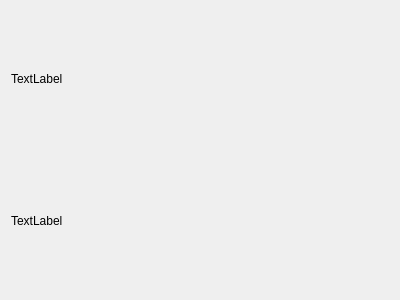
This is Source/DialogConfigurationHelp.ui in lreyesm/NEOWizard as Qt 5 draws it before an edit. The edited form follows.
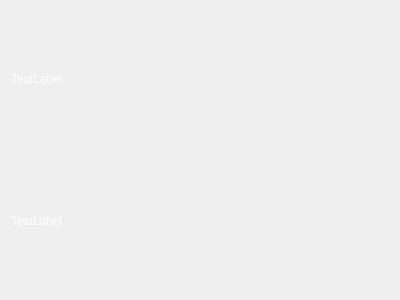
This is the edited form.

```diff
--- a/Source/DialogConfigurationHelp.ui
+++ b/Source/DialogConfigurationHelp.ui
@@ -19,6 +19,10 @@
   <layout class="QVBoxLayout" name="verticalLayout">
    <item>
     <widget class="QLabel" name="label_HelpTextHolder">
+     <property name="styleSheet">
+      <string notr="true">font: 12pt &quot;Segoe UI&quot;;
+color: rgb(255, 255, 255);</string>
+     </property>
      <property name="text">
       <string>TextLabel</string>
      </property>
@@ -26,6 +30,10 @@
    </item>
    <item>
     <widget class="QLabel" name="label_HelpContentHolder">
+     <property name="styleSheet">
+      <string notr="true">font: 12pt &quot;Segoe UI&quot;;
+color: rgb(255, 255, 255);</string>
+     </property>
      <property name="text">
       <string>TextLabel</string>
      </property>
```
